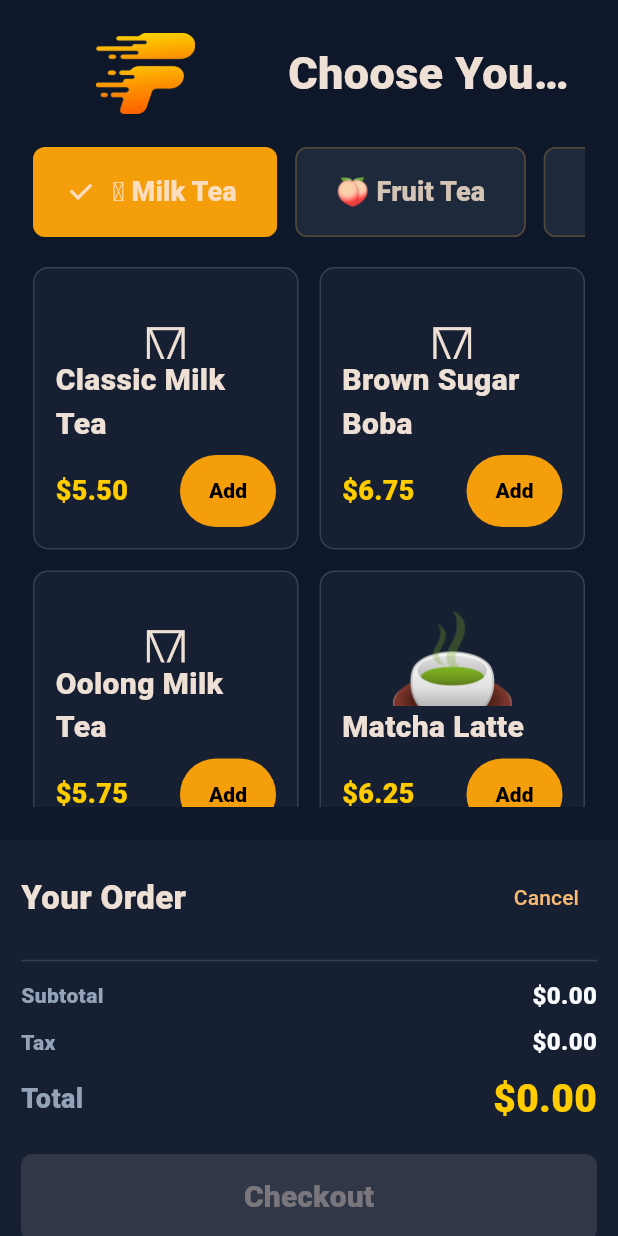
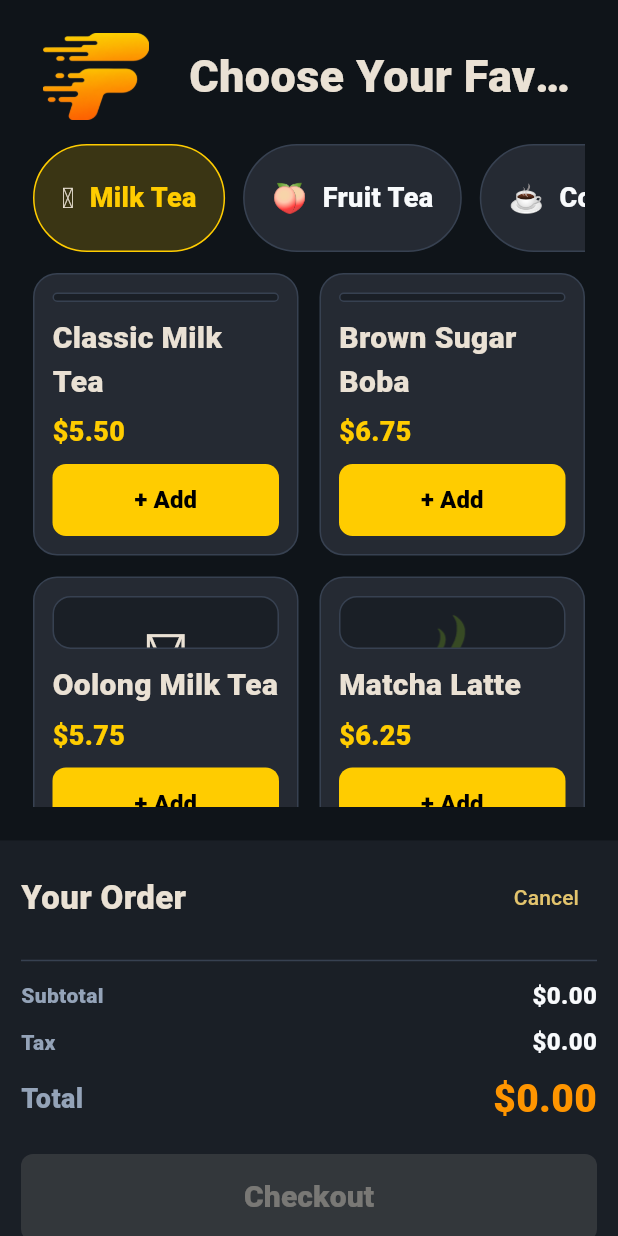
Before and after one commit to kentranus/vido-foody-kiosk, a Flutter app: the screen it shows after launch, after a tap on "Start Order", on a phone screen of 412 x 824 dp. Run offline on Flutter 3.47's test engine with Material 3 defaults, Android fonts, the phone set to English and light mode, and no system bars.

Commit message:
Add files via upload

```diff
--- a/vido-foody-kiosk/lib/main.dart
+++ b/vido-foody-kiosk/lib/main.dart
@@ -6,12 +6,14 @@ import 'package:http/http.dart' as http;
 
 void main() => runApp(const VidoFoodyKioskApp());
 
-const brand = Color(0xFFF59E0B);
-const brand2 = Color(0xFFFFCC00);
-const darkBg = Color(0xFF0F172A);
-const panel = Color(0xFF172033);
-const card = Color(0xFF1E293B);
-const border = Color(0xFF334155);
+const brand = Color(0xFFFFCC00);
+const brand2 = Color(0xFFFF9500);
+const brandA = Color(0x2EFFCC00);
+const darkBg = Color(0xFF0F1419);
+const panel = Color(0xFF1A1F26);
+const card = Color(0xFF252A33);
+const cardHover = Color(0xFF2F3540);
+const border = Color(0xFF374151);
 const text = Color(0xFFF8FAFC);
 const muted = Color(0xFF94A3B8);
 const success = Color(0xFF22C55E);
@@ -79,9 +81,9 @@ class CartLine {
   double get total => unit * qty;
   String get optionLabel {
     final parts = <String>[];
-    if (hasDrinkOptions) parts.addAll([size == 'L' ? 'Large' : 'Regular', '$sweetness sweet', '$ice ice']);
+    if (hasDrinkOptions) parts.addAll([size == 'L' ? 'Large' : 'Regular', 'Sugar $sweetness', '$ice ice']);
     if (toppings.isNotEmpty) parts.add(toppings.join(', '));
-    return parts.join(' • ');
+    return parts.join(' · ');
   }
 }
 
@@ -235,6 +237,11 @@ class _KioskHomeState extends State<KioskHome> {
       'tip': selectedTip,
       'total': total,
       'shouldPrint': true,
+      'printRouting': {
+        'customerReceipt': 'receipt_printer',
+        'kitchenTicket': 'kitchen_or_receipt_printer',
+        'drinkLabel': 'label_printer_when_configured',
+      },
       'paymentResult': paymentResult ?? {},
       'items': [
         for (final line in cart)
@@ -266,6 +273,7 @@ class _KioskHomeState extends State<KioskHome> {
       final payment = await payCard();
       final approved = payment['ok'] == true || payment['approved'] == true || (payment['result'] is Map && payment['result']['approved'] == true);
       if (!approved) throw Exception(payment['error'] ?? payment['resultText'] ?? 'Card was declined');
+      if (mounted) setState(() => message = 'Payment approved. Sending order to POS...');
       await sendKioskOrder(paymentStatus: 'paid', paymentMethod: 'card', paymentResult: payment);
       finishOrder();
     } catch (err) {
@@ -389,7 +397,7 @@ class WelcomeScreen extends StatelessWidget {
         width: double.infinity,
         padding: const EdgeInsets.all(48),
         decoration: const BoxDecoration(
-          gradient: LinearGradient(begin: Alignment.topLeft, end: Alignment.bottomRight, colors: [Color(0xFF111827), Color(0xFF172033)]),
+          gradient: LinearGradient(begin: Alignment.topLeft, end: Alignment.bottomRight, colors: [darkBg, panel]),
         ),
         child: Column(
           children: [
@@ -405,7 +413,7 @@ class WelcomeScreen extends StatelessWidget {
               height: 76,
               child: FilledButton(
                 onPressed: onStart,
-                style: FilledButton.styleFrom(backgroundColor: brand2, foregroundColor: Colors.black, shape: RoundedRectangleBorder(borderRadius: BorderRadius.circular(10))),
+                style: FilledButton.styleFrom(backgroundColor: brand, foregroundColor: Colors.black, shape: RoundedRectangleBorder(borderRadius: BorderRadius.circular(10))),
                 child: const Text('Start Order', style: TextStyle(fontSize: 26, fontWeight: FontWeight.w900)),
               ),
             ),
@@ -505,7 +513,7 @@ class _MenuPane extends StatelessWidget {
         crossAxisAlignment: CrossAxisAlignment.start,
         children: [
           Row(children: [
-            Image.asset('assets/vido-foody-logo.png', width: 150, height: 54, fit: BoxFit.contain),
+            Image.asset('assets/vido-foody-logo.png', width: 84, height: 58, fit: BoxFit.contain),
             const SizedBox(width: 20),
             const Expanded(child: Text('Choose Your Favorites', style: TextStyle(fontSize: 30, fontWeight: FontWeight.w900), overflow: TextOverflow.ellipsis)),
           ]),
@@ -517,13 +525,11 @@ class _MenuPane extends StatelessWidget {
               itemBuilder: (_, i) {
                 final cat = categories[i];
                 final selected = cat.id == category;
-                return ChoiceChip(
-                  label: Text('${cat.icon} ${cat.name}', style: const TextStyle(fontSize: 18, fontWeight: FontWeight.w900)),
+                return KioskCategoryPill(
+                  label: cat.name,
+                  icon: cat.icon,
                   selected: selected,
-                  onSelected: (_) => onCategory(cat.id),
-                  selectedColor: brand,
-                  backgroundColor: card,
-                  padding: const EdgeInsets.symmetric(horizontal: 18, vertical: 16),
+                  onTap: () => onCategory(cat.id),
                 );
               },
               separatorBuilder: (_, __) => const SizedBox(width: 12),
@@ -557,24 +563,78 @@ class MenuCard extends StatelessWidget {
   @override
   Widget build(BuildContext context) {
     return Container(
-      decoration: BoxDecoration(color: panel, borderRadius: BorderRadius.circular(10), border: Border.all(color: border)),
-      padding: const EdgeInsets.all(14),
+      decoration: BoxDecoration(
+        color: card,
+        borderRadius: BorderRadius.circular(16),
+        border: Border.all(color: border),
+      ),
+      padding: const EdgeInsets.all(12),
       child: Column(
         crossAxisAlignment: CrossAxisAlignment.start,
         children: [
-          Expanded(child: Center(child: Text(item.icon, style: const TextStyle(fontSize: 72)))),
+          Expanded(child: Container(
+            width: double.infinity,
+            decoration: BoxDecoration(
+              color: panel,
+              borderRadius: BorderRadius.circular(12),
+              border: Border.all(color: border),
+            ),
+            child: Center(child: Text(item.icon, style: const TextStyle(fontSize: 72))),
+          )),
+          const SizedBox(height: 10),
           Text(item.name, maxLines: 2, overflow: TextOverflow.ellipsis, style: const TextStyle(fontSize: 20, fontWeight: FontWeight.w900)),
           const SizedBox(height: 6),
-          Row(children: [
-            Text(money(item.price), style: const TextStyle(fontSize: 18, color: brand2, fontWeight: FontWeight.w900)),
-            const Spacer(),
-            FilledButton(
+          Text(money(item.price), style: const TextStyle(fontSize: 18, color: brand, fontWeight: FontWeight.w900)),
+          const SizedBox(height: 8),
+          SizedBox(
+            width: double.infinity,
+            height: 48,
+            child: FilledButton(
               onPressed: () => onAdd(item),
-              style: FilledButton.styleFrom(backgroundColor: brand, foregroundColor: Colors.black, padding: const EdgeInsets.symmetric(horizontal: 18, vertical: 14)),
-              child: const Text('Add', style: TextStyle(fontWeight: FontWeight.w900)),
+              style: FilledButton.styleFrom(backgroundColor: brand, foregroundColor: Colors.black, shape: RoundedRectangleBorder(borderRadius: BorderRadius.circular(9))),
+              child: const Text('+ Add', style: TextStyle(fontWeight: FontWeight.w900, fontSize: 16)),
             ),
-          ]),
+          ),
         ],
+      ),
+    );
+  }
+}
+
+class KioskCategoryPill extends StatelessWidget {
+  const KioskCategoryPill({
+    super.key,
+    required this.label,
+    required this.icon,
+    required this.selected,
+    required this.onTap,
+  });
+  final String label;
+  final String icon;
+  final bool selected;
+  final VoidCallback onTap;
+
+  @override
+  Widget build(BuildContext context) {
+    return InkWell(
+      onTap: onTap,
+      borderRadius: BorderRadius.circular(999),
+      child: Container(
+        padding: const EdgeInsets.symmetric(horizontal: 18, vertical: 12),
+        decoration: BoxDecoration(
+          color: selected ? brandA : card,
+          borderRadius: BorderRadius.circular(999),
+          border: Border.all(color: selected ? brand : border),
+        ),
+        child: Row(mainAxisSize: MainAxisSize.min, children: [
+          Text(icon, style: const TextStyle(fontSize: 19)),
+          const SizedBox(width: 10),
+          Text(label, style: TextStyle(
+            color: selected ? brand : text,
+            fontSize: 18,
+            fontWeight: FontWeight.w900,
+          )),
+        ]),
       ),
     );
   }
@@ -653,9 +713,10 @@ class _ProductOptionsSheetState extends State<ProductOptionsSheet> {
                   FilterChip(
                     label: Text('${entry.key} +${money(entry.value)}', style: const TextStyle(fontWeight: FontWeight.w900)),
                     selected: selectedToppings.contains(entry.key),
-                    selectedColor: brand,
+                    selectedColor: brandA,
                     backgroundColor: card,
-                    checkmarkColor: Colors.black,
+                    checkmarkColor: brand,
+                    side: BorderSide(color: selectedToppings.contains(entry.key) ? brand : border),
                     onSelected: (value) => setState(() {
                       if (value) {
                         selectedToppings.add(entry.key);
@@ -671,7 +732,7 @@ class _ProductOptionsSheetState extends State<ProductOptionsSheet> {
                 height: 64,
                 child: FilledButton(
                   onPressed: addToOrder,
-                  style: FilledButton.styleFrom(backgroundColor: brand2, foregroundColor: Colors.black, shape: RoundedRectangleBorder(borderRadius: BorderRadius.circular(8))),
+                  style: FilledButton.styleFrom(backgroundColor: brand, foregroundColor: Colors.black, shape: RoundedRectangleBorder(borderRadius: BorderRadius.circular(8))),
                   child: Text('Add to Order - ${money(unitPrice)}', style: const TextStyle(fontSize: 20, fontWeight: FontWeight.w900)),
                 ),
               ),
@@ -804,7 +865,7 @@ class CartPanel extends StatelessWidget {
             height: compact ? 58 : 64,
             child: FilledButton(
               onPressed: onCheckout,
-              style: FilledButton.styleFrom(backgroundColor: brand2, foregroundColor: Colors.black, shape: RoundedRectangleBorder(borderRadius: BorderRadius.circular(8))),
+              style: FilledButton.styleFrom(backgroundColor: brand, foregroundColor: Colors.black, shape: RoundedRectangleBorder(borderRadius: BorderRadius.circular(8))),
               child: Text('Checkout', style: TextStyle(fontSize: compact ? 20 : 22, fontWeight: FontWeight.w900)),
             ),
           ),
@@ -897,6 +958,11 @@ class CheckoutScreen extends StatelessWidget {
             const SizedBox(height: 14),
           ],
           PayButton(label: 'Pay Now', icon: Icons.credit_card, onTap: onCard),
+          const SizedBox(height: 10),
+          const Text(
+            'After payment, this kiosk sends the paid order to POS for customer receipt, kitchen ticket, and drink label printing.',
+            style: TextStyle(color: muted, fontWeight: FontWeight.w800, height: 1.35),
+          ),
         ],
       ),
     );
@@ -951,7 +1017,7 @@ class PayButton extends StatelessWidget {
         icon: Icon(icon),
         label: Text(label, style: const TextStyle(fontSize: 22, fontWeight: FontWeight.w900)),
         style: FilledButton.styleFrom(
-          backgroundColor: secondary ? card : brand2,
+          backgroundColor: secondary ? card : brand,
           foregroundColor: secondary ? text : Colors.black,
           shape: RoundedRectangleBorder(borderRadius: BorderRadius.circular(8)),
         ),
@@ -980,7 +1046,7 @@ class DoneScreen extends StatelessWidget {
             const SizedBox(height: 24),
             const Text('Thank you!', style: TextStyle(fontSize: 44, fontWeight: FontWeight.w900)),
             const SizedBox(height: 12),
-            Text('Your order was sent to the kitchen.', style: TextStyle(fontSize: 22, color: muted, fontWeight: FontWeight.w800)),
+            Text('Paid order sent to POS. Receipt, kitchen ticket, and drink label will print based on store settings.', textAlign: TextAlign.center, style: TextStyle(fontSize: 22, color: muted, fontWeight: FontWeight.w800)),
             const SizedBox(height: 28),
             Container(
               padding: const EdgeInsets.symmetric(horizontal: 32, vertical: 22),
```
